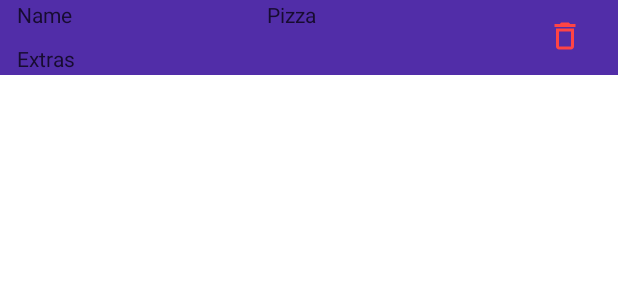
After one commit to Lufthanse/Partyraumkasse, an Android app: the layout activity_pizza_item.xml on its own in the app's theme, with its tools: preview values and no code run, on a phone screen of 412 x 824 dp. The commit adds this screen. Shown: the top 300 px of the screen. Run offline under Robolectric (Android 15) with nearby library versions, the phone set to English and light mode, and no system bars.

Commit message:
Hannes Pizzaliste (C)R(UD) 27.06.2021

```diff
--- a/app/src/main/java/com/project/partyraumkasse/Auszahlung_main.java
+++ b/app/src/main/java/com/project/partyraumkasse/Auszahlung_main.java
@@ -3,6 +3,7 @@ package com.project.partyraumkasse;
 import androidx.appcompat.app.AppCompatActivity;
 import androidx.core.content.ContextCompat;
 
+import android.content.Intent;
 import android.os.Build;
 import android.os.Bundle;
 import android.view.Gravity;
@@ -74,6 +75,9 @@ public class Auszahlung_main extends AppCompatActivity {
             String error = er.getMessage();
         });
 
+        Intent intent = new Intent(this, MainActivity.class);
+        startActivity(intent);
+
     }
 
     protected void ShowSnackbar(String errorMe) {
--- a/app/src/main/java/com/project/partyraumkasse/Einzahlung_main.java
+++ b/app/src/main/java/com/project/partyraumkasse/Einzahlung_main.java
@@ -3,6 +3,7 @@ package com.project.partyraumkasse;
 import androidx.appcompat.app.AppCompatActivity;
 import androidx.core.content.ContextCompat;
 
+import android.content.Intent;
 import android.os.Build;
 import android.os.Bundle;
 import android.os.Message;
@@ -109,6 +110,9 @@ public class Einzahlung_main extends AppCompatActivity {
                     Toast.makeText(this, ""+er.getMessage(), Toast.LENGTH_SHORT);
                 });
 
+        Intent intent = new Intent(this, MainActivity.class);
+        startActivity(intent);
+
     }
 
     protected void ShowSnackbar(String errorMe){
--- /dev/null
+++ b/app/src/main/res/drawable-v24/ic_delete.xml
@@ -0,0 +1,5 @@
+<vector android:height="24dp" android:tint="#FF4444"
+    android:viewportHeight="24" android:viewportWidth="24"
+    android:width="24dp" xmlns:android="http://schemas.android.com/apk/res/android">
+    <path android:fillColor="@android:color/white" android:pathData="M6,19c0,1.1 0.9,2 2,2h8c1.1,0 2,-0.9 2,-2L18,7L6,7v12zM8,9h8v10L8,19L8,9zM15.5,4l-1,-1h-5l-1,1L5,4v2h14L19,4z"/>
+</vector>
--- a/app/src/main/res/layout/activity_einzahlung_main.xml
+++ b/app/src/main/res/layout/activity_einzahlung_main.xml
@@ -228,6 +228,7 @@
         android:layout_marginEnd="50dp"
         android:layout_marginRight="50dp"
         android:layout_marginBottom="20dp"
+        android:background="#512DA8"
         android:onClick="Einzahlen"
         android:text="Einzahlen"
         android:textSize="18sp"
--- /dev/null
+++ b/app/src/main/res/layout/activity_pizza_item.xml
@@ -0,0 +1,79 @@
+<?xml version="1.0" encoding="utf-8"?>
+<androidx.constraintlayout.widget.ConstraintLayout xmlns:android="http://schemas.android.com/apk/res/android"
+    xmlns:app="http://schemas.android.com/apk/res-auto"
+    xmlns:tools="http://schemas.android.com/tools"
+    android:id="@+id/tv_extras"
+    android:layout_width="match_parent"
+    android:layout_height="match_parent">
+
+    <androidx.cardview.widget.CardView
+        android:id="@+id/cardView"
+        android:layout_width="match_parent"
+        android:layout_height="wrap_content"
+        app:layout_constraintEnd_toEndOf="parent"
+        app:layout_constraintStart_toStartOf="parent"
+        app:layout_constraintTop_toTopOf="parent">
+
+    </androidx.cardview.widget.CardView>
+
+    <RelativeLayout
+        android:layout_width="match_parent"
+        android:layout_height="wrap_content"
+        android:background="#512DA8"
+        android:minHeight="50dp"
+        app:layout_constraintTop_toTopOf="@+id/cardView"
+        tools:layout_editor_absoluteX="1dp">
+
+        <TextView
+            android:id="@+id/tv_name"
+            android:layout_width="wrap_content"
+            android:layout_height="wrap_content"
+            android:layout_alignParentStart="true"
+            android:layout_alignParentLeft="true"
+            android:layout_marginStart="11dp"
+            android:layout_marginLeft="11dp"
+            android:text="Name"
+            android:textColor="#170C30" />
+
+        <TextView
+            android:id="@+id/tv_pizza"
+            android:layout_width="wrap_content"
+            android:layout_height="wrap_content"
+            android:layout_marginStart="130dp"
+            android:layout_marginLeft="130dp"
+            android:layout_toEndOf="@+id/tv_name"
+            android:layout_toRightOf="@+id/tv_name"
+            android:text="Pizza"
+            android:textColor="#170C30" />
+
+        <ImageButton
+            android:id="@+id/imageButton"
+            android:layout_width="37dp"
+            android:layout_height="32dp"
+            android:layout_alignParentTop="true"
+            android:layout_alignParentEnd="true"
+            android:layout_alignParentRight="true"
+            android:layout_marginStart="134dp"
+            android:layout_marginLeft="134dp"
+            android:layout_marginTop="8dp"
+            android:layout_marginEnd="3dp"
+            android:layout_marginRight="3dp"
+            android:layout_toEndOf="@+id/tv_pizza"
+            android:layout_toRightOf="@+id/tv_pizza"
+            android:background="#512DA8"
+            app:srcCompat="@drawable/ic_delete" />
+
+        <TextView
+            android:id="@+id/tv_extras2"
+            android:layout_width="261dp"
+            android:layout_height="wrap_content"
+            android:layout_below="@+id/tv_name"
+            android:layout_alignParentStart="true"
+            android:layout_alignParentLeft="true"
+            android:layout_marginStart="11dp"
+            android:layout_marginLeft="11dp"
+            android:layout_marginTop="10dp"
+            android:text="Extras"
+            android:textColor="#170C30" />
+    </RelativeLayout>
+</androidx.constraintlayout.widget.ConstraintLayout>
--- a/app/src/main/res/layout/activity_popup_pl.xml
+++ b/app/src/main/res/layout/activity_popup_pl.xml
@@ -104,6 +104,7 @@
         android:layout_marginEnd="182dp"
         android:layout_marginRight="182dp"
         android:layout_marginBottom="20dp"
+        android:onClick="addPizzas"
         android:text="Hinzufügen"
         app:layout_constraintBottom_toBottomOf="parent"
         app:layout_constraintEnd_toEndOf="parent"
```
Also changed, not shown: app/src/main/java/com/project/partyraumkasse/DAOPizza.java (added, +19 -0 lines), app/src/main/java/com/project/partyraumkasse/Pizza.java (added, +40 -0 lines), app/src/main/java/com/project/partyraumkasse/Pizzaliste.java (+60 -0 lines), app/src/main/java/com/project/partyraumkasse/Pop.java (+80 -0 lines), app/src/main/java/com/project/partyraumkasse/RecyclerAdapterPizzaliste.java (added, +56 -0 lines), app/src/main/res/layout/activity_pizzaliste.xml (+13 -0 lines).
